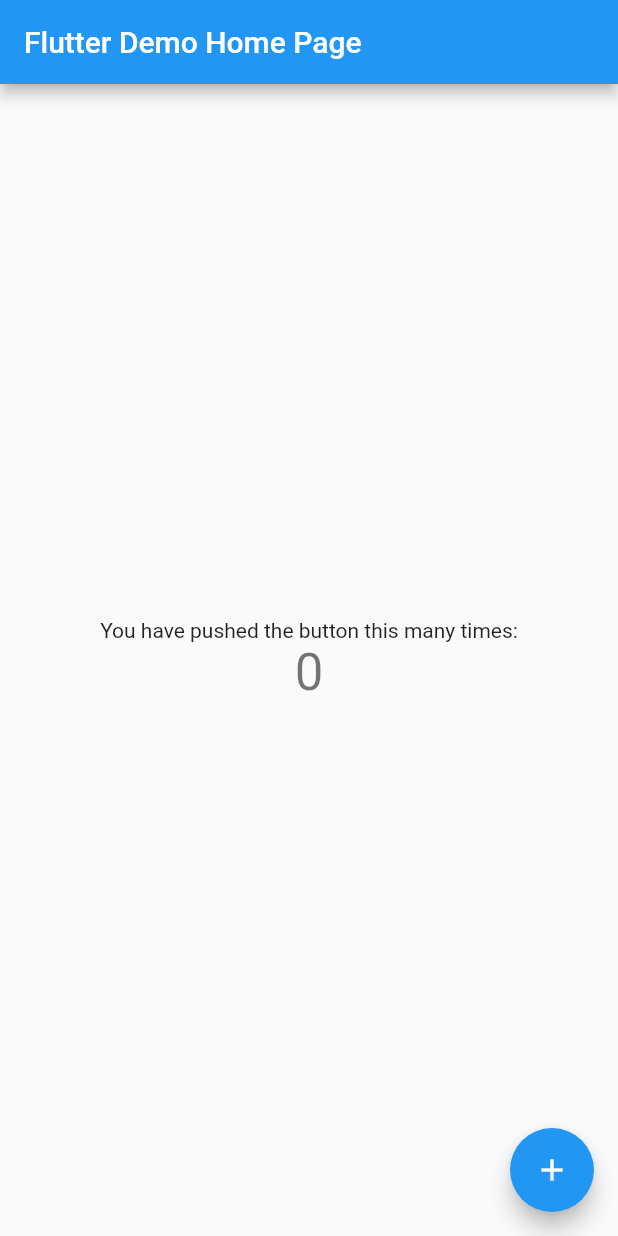
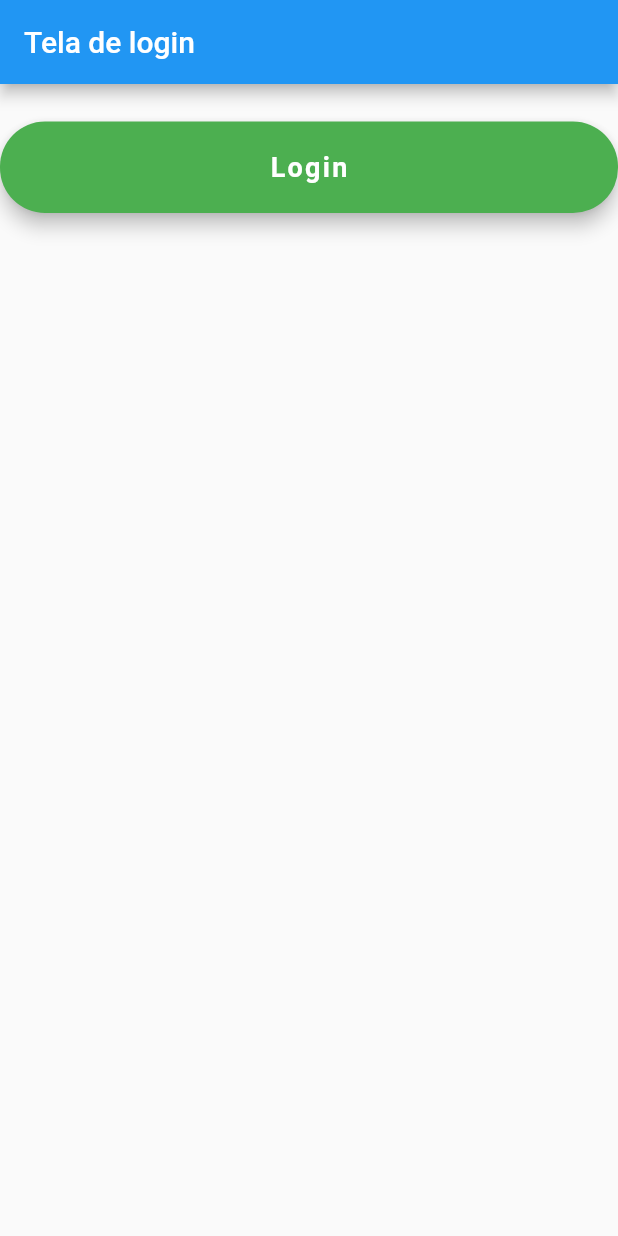
Before and after one commit to williamtrindade/csi-mobile-programming, a Flutter app: the screen it shows after launch, on a phone screen of 412 x 824 dp. Run offline on Flutter 3.47's test engine with Material 2 defaults, Android fonts, the phone set to English and light mode, and no system bars.

Commit message:
project login

```diff
--- a/flutter/covidapp/lib/main.dart
+++ b/flutter/covidapp/lib/main.dart
@@ -1,117 +1,30 @@
+import 'dart:io';
+
+import 'package:covidapp/screens/android/appcovid.dart';
 import 'package:flutter/material.dart';
 
 void main() {
-  runApp(MyApp());
+  if (Platform.isAndroid) {
+    debugPrint('App no android');
+    runApp(AppCovid());
+  }
+  if (Platform.isIOS) {
+    debugPrint('App no IOS');
+  }
+  // runApp(MyApp());
 }
 
-class MyApp extends StatelessWidget {
-  // This widget is the root of your application.
-  @override
-  Widget build(BuildContext context) {
-    return MaterialApp(
-      title: 'Flutter Demo',
-      theme: ThemeData(
-        // This is the theme of your application.
-        //
-        // Try running your application with "flutter run". You'll see the
-        // application has a blue toolbar. Then, without quitting the app, try
-        // changing the primarySwatch below to Colors.green and then invoke
-        // "hot reload" (press "r" in the console where you ran "flutter run",
-        // or simply save your changes to "hot reload" in a Flutter IDE).
-        // Notice that the counter didn't reset back to zero; the application
-        // is not restarted.
-        primarySwatch: Colors.blue,
-        // This makes the visual density adapt to the platform that you run
-        // the app on. For desktop platforms, the controls will be smaller and
-        // closer together (more dense) than on mobile platforms.
-        visualDensity: VisualDensity.adaptivePlatformDensity,
-      ),
-      home: MyHomePage(title: 'Flutter Demo Home Page'),
-    );
-  }
-}
-
-class MyHomePage extends StatefulWidget {
-  MyHomePage({Key key, this.title}) : super(key: key);
-
-  // This widget is the home page of your application. It is stateful, meaning
-  // that it has a State object (defined below) that contains fields that affect
-  // how it looks.
-
-  // This class is the configuration for the state. It holds the values (in this
-  // case the title) provided by the parent (in this case the App widget) and
-  // used by the build method of the State. Fields in a Widget subclass are
-  // always marked "final".
-
-  final String title;
-
-  @override
-  _MyHomePageState createState() => _MyHomePageState();
-}
-
-class _MyHomePageState extends State<MyHomePage> {
-  int _counter = 0;
-
-  void _incrementCounter() {
-    setState(() {
-      // This call to setState tells the Flutter framework that something has
-      // changed in this State, which causes it to rerun the build method below
-      // so that the display can reflect the updated values. If we changed
-      // _counter without calling setState(), then the build method would not be
-      // called again, and so nothing would appear to happen.
-      _counter++;
-    });
-  }
-
-  @override
-  Widget build(BuildContext context) {
-    // This method is rerun every time setState is called, for instance as done
-    // by the _incrementCounter method above.
-    //
-    // The Flutter framework has been optimized to make rerunning build methods
-    // fast, so that you can just rebuild anything that needs updating rather
-    // than having to individually change instances of widgets.
-    return Scaffold(
-      appBar: AppBar(
-        // Here we take the value from the MyHomePage object that was created by
-        // the App.build method, and use it to set our appbar title.
-        title: Text(widget.title),
-      ),
-      body: Center(
-        // Center is a layout widget. It takes a single child and positions it
-        // in the middle of the parent.
-        child: Column(
-          // Column is also a layout widget. It takes a list of children and
-          // arranges them vertically. By default, it sizes itself to fit its
-          // children horizontally, and tries to be as tall as its parent.
-          //
-          // Invoke "debug painting" (press "p" in the console, choose the
-          // "Toggle Debug Paint" action from the Flutter Inspector in Android
-          // Studio, or the "Toggle Debug Paint" command in Visual Studio Code)
-          // to see the wireframe for each widget.
-          //
-          // Column has various properties to control how it sizes itself and
-          // how it positions its children. Here we use mainAxisAlignment to
-          // center the children vertically; the main axis here is the vertical
-          // axis because Columns are vertical (the cross axis would be
-          // horizontal).
-          mainAxisAlignment: MainAxisAlignment.center,
-          children: <Widget>[
-            Text(
-              'You have pushed the button this many times:',
-            ),
-            Text(
-              '$_counter',
-              style: Theme.of(context).textTheme.headline4,
-            ),
-          ],
-        ),
-      ),
-      floatingActionButton: FloatingActionButton(
-        onPressed: _incrementCounter,
-        tooltip: 'Increment',
-        child: Icon(Icons.add),
-      ), // This trailing comma makes auto-formatting nicer for build methods.
-    );
-  }
-}
+//class MyApp extends StatelessWidget {
+//  // This widget is the root of your application.
+//  @override
+//  Widget build(BuildContext context) {
+//    return MaterialApp(
+//      title: 'Flutter Demo',
+//      home: Scaffold(
+//        appBar: AppBar(
+//          title: Text('App Covid-19'),
+//        ),
+//      )
+//    );
+//  }
+//}
--- /dev/null
+++ b/flutter/covidapp/lib/screens/android/appcovid.dart
@@ -0,0 +1,12 @@
+import 'package:flutter/material.dart';
+
+import 'login.dart';
+
+class AppCovid extends StatelessWidget {
+  @override
+  Widget build(BuildContext context) {
+    return MaterialApp(
+        home: Login(),
+    );
+  }
+}
--- /dev/null
+++ b/flutter/covidapp/lib/screens/android/login.dart
@@ -0,0 +1,42 @@
+import 'package:covidapp/screens/android/dashboard.dart';
+import 'package:flutter/material.dart';
+
+class Login extends StatelessWidget {
+  @override
+  Widget build(BuildContext context) {
+    return Scaffold(
+      appBar: AppBar(
+        title: Text('Tela de login'),
+      ),
+      body: Container(
+        // color: Colors.red,
+        padding: EdgeInsets.symmetric(vertical: 25.0),
+        width: double.infinity,
+        child: RaisedButton(
+          onPressed: () {
+            Navigator.of(context).push(
+                MaterialPageRoute(
+                  builder: (context) => Dashboard()
+                )
+            );
+          },
+          color: Colors.green,
+          elevation: 5.0,
+          shape: RoundedRectangleBorder(
+            borderRadius: BorderRadius.circular(30.0)
+          ),
+          padding: EdgeInsets.all(20.0),
+          child: Text(
+            'Login',
+            style: TextStyle(
+              color: Colors.white,
+              letterSpacing: 1.5,
+              fontSize: 18.0,
+              fontWeight: FontWeight.bold
+            ),
+          ),
+        ),
+      ),
+    );
+  }
+}
```
Also changed, not shown: flutter/covidapp/lib/screens/android/dashboard.dart (added, +13 -0 lines), 1 other file.
